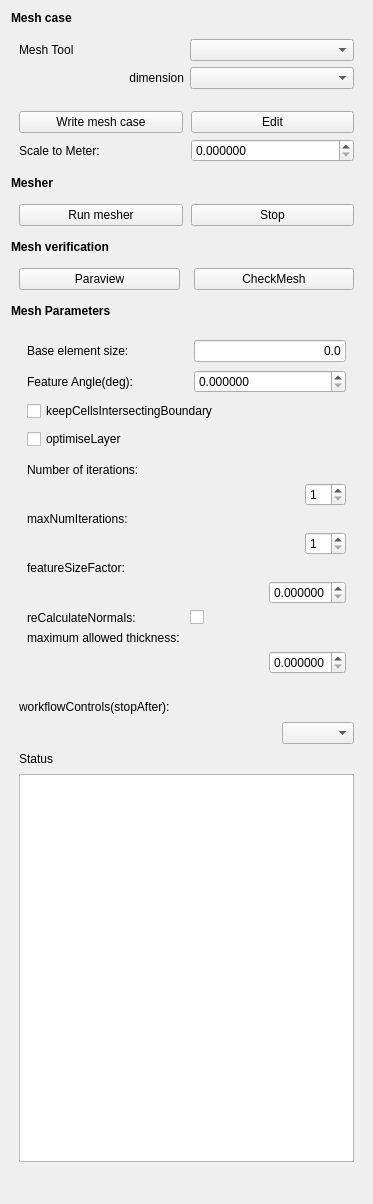
The window that Mod/dexcsCfdOF/dexcsTaskPanelCfdMesh.ui (dexcs-of/launcher) describes before a commit, drawn with Qt 5.
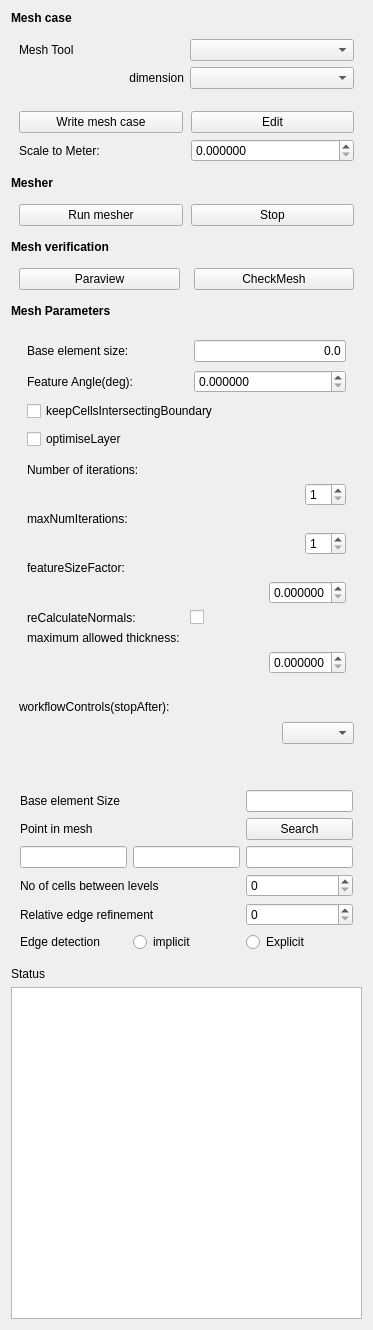
The same window after the commit. Custom widgets are drawn as their Qt base class.

What changed in the file:
```diff
--- a/Mod/dexcsCfdOF/dexcsTaskPanelCfdMesh.ui
+++ b/Mod/dexcsCfdOF/dexcsTaskPanelCfdMesh.ui
@@ -7,7 +7,7 @@
     <x>0</x>
     <y>0</y>
     <width>373</width>
-    <height>1204</height>
+    <height>1330</height>
    </rect>
   </property>
   <property name="windowTitle">
@@ -234,6 +234,7 @@
     </widget>
    </item>
    <item>
+    <widget class="QFrame" name="cfMeshSpecificProperties">
     <layout class="QGridLayout" name="gridLayout_2">
      <property name="leftMargin">
       <number>8</number>
@@ -259,20 +260,6 @@
          </property>
         </widget>
        </item>
-       <item row="5" column="0">
-        <widget class="QTextEdit" name="te_output">
-         <property name="lineWrapMode">
-          <enum>QTextEdit::NoWrap</enum>
-         </property>
-        </widget>
-       </item>
-       <item row="3" column="0">
-        <widget class="QLabel" name="label_2">
-         <property name="text">
-          <string>Status</string>
-         </property>
-        </widget>
-       </item>
        <item row="6" column="0">
         <widget class="QLabel" name="l_time">
          <property name="font">
@@ -552,6 +539,107 @@
       </layout>
      </item>
     </layout>
+    </widget>
+   </item>
+   <item>
+    <widget class="QFrame" name="snappySpecificProperties">
+     <layout class="QGridLayout" name="gridLayout_6">
+      <item row="2" column="1">
+       <widget class="Gui::InputField" name="if_pointInMeshY"/>
+      </item>
+      <item row="4" column="2">
+       <widget class="QSpinBox" name="if_edgerefine"/>
+      </item>
+      <item row="3" column="2">
+       <widget class="QSpinBox" name="if_cellsbetweenlevels"/>
+      </item>
+      <item row="2" column="0">
+       <widget class="Gui::InputField" name="if_pointInMeshX"/>
+      </item>
+      <item row="5" column="2">
+       <widget class="QRadioButton" name="radio_explicit_edge_detection">
+        <property name="text">
+         <string>Explicit</string>
+        </property>
+        <attribute name="buttonGroup">
+         <string notr="true">shmButtonGroup</string>
+        </attribute>
+       </widget>
+      </item>
+      <item row="2" column="2">
+       <widget class="Gui::InputField" name="if_pointInMeshZ"/>
+      </item>
+      <item row="5" column="0">
+       <widget class="QLabel" name="label_9">
+        <property name="text">
+         <string>Edge detection</string>
+        </property>
+       </widget>
+      </item>
+      <item row="1" column="2">
+       <widget class="QPushButton" name="pb_searchPointInMesh">
+        <property name="text">
+         <string>Search</string>
+        </property>
+       </widget>
+      </item>
+      <item row="5" column="1">
+       <widget class="QRadioButton" name="radio_implicit_edge_detection">
+        <property name="text">
+         <string>implicit</string>
+        </property>
+        <attribute name="buttonGroup">
+         <string notr="true">shmButtonGroup</string>
+        </attribute>
+       </widget>
+      </item>
+      <item row="3" column="0" colspan="2">
+       <widget class="QLabel" name="label_7">
+        <property name="text">
+         <string>No of cells between levels</string>
+        </property>
+       </widget>
+      </item>
+      <item row="4" column="0" colspan="2">
+       <widget class="QLabel" name="label_8">
+        <property name="text">
+         <string>Relative edge refinement</string>
+        </property>
+       </widget>
+      </item>
+      <item row="0" column="0" colspan="2">
+       <widget class="QLabel" name="label_10">
+        <property name="text">
+         <string>Base element Size</string>
+        </property>
+       </widget>
+      </item>
+      <item row="1" column="0" colspan="2">
+       <widget class="QLabel" name="label_4">
+        <property name="text">
+         <string>Point in mesh</string>
+        </property>
+       </widget>
+      </item>
+      <item row="0" column="2">
+       <widget class="Gui::InputField" name="lineEdit_4"/>
+      </item>
+     </layout>
+    </widget>
+   </item>
+   <item>
+    <widget class="QLabel" name="label_2">
+     <property name="text">
+      <string>Status</string>
+     </property>
+    </widget>
+   </item>
+   <item>
+    <widget class="QTextEdit" name="te_output">
+     <property name="lineWrapMode">
+      <enum>QTextEdit::NoWrap</enum>
+     </property>
+    </widget>
    </item>
   </layout>
  </widget>
```
Left out of the diff: 92 changed lines with no effect on the pictures. Lines whose indentation alone changed are shown as unchanged.
